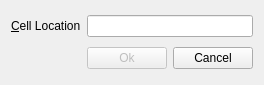
First picture: the form in desktop_client/include/desktop_client/u_interfaces/GoToCellDialog.ui, repository yurychu/media_decoding, before the edit.
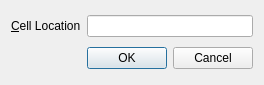
Second picture: the form after the edit.

Commit message: run simple qt code part 4, button box

The edit to the form file:
```diff
--- a/desktop_client/include/desktop_client/u_interfaces/GoToCellDialog.ui
+++ b/desktop_client/include/desktop_client/u_interfaces/GoToCellDialog.ui
@@ -32,41 +32,11 @@
     </layout>
    </item>
    <item>
-    <layout class="QHBoxLayout" name="horizontalLayout_2">
-     <item>
-      <spacer name="horizontalSpacer">
-       <property name="orientation">
-        <enum>Qt::Horizontal</enum>
-       </property>
-       <property name="sizeHint" stdset="0">
-        <size>
-         <width>40</width>
-         <height>20</height>
-        </size>
-       </property>
-      </spacer>
-     </item>
-     <item>
-      <widget class="QPushButton" name="okButton">
-       <property name="enabled">
-        <bool>false</bool>
-       </property>
-       <property name="text">
-        <string>Ok</string>
-       </property>
-       <property name="default">
-        <bool>true</bool>
-       </property>
-      </widget>
-     </item>
-     <item>
-      <widget class="QPushButton" name="cancelButton">
-       <property name="text">
-        <string>Cancel</string>
-       </property>
-      </widget>
-     </item>
-    </layout>
+    <widget class="QDialogButtonBox" name="buttonBox">
+     <property name="standardButtons">
+      <set>QDialogButtonBox::Cancel|QDialogButtonBox::Ok</set>
+     </property>
+    </widget>
    </item>
   </layout>
  </widget>
```
Left out of the diff: 2 changed lines with no effect on the pictures. The commit also changes 2 other files.
